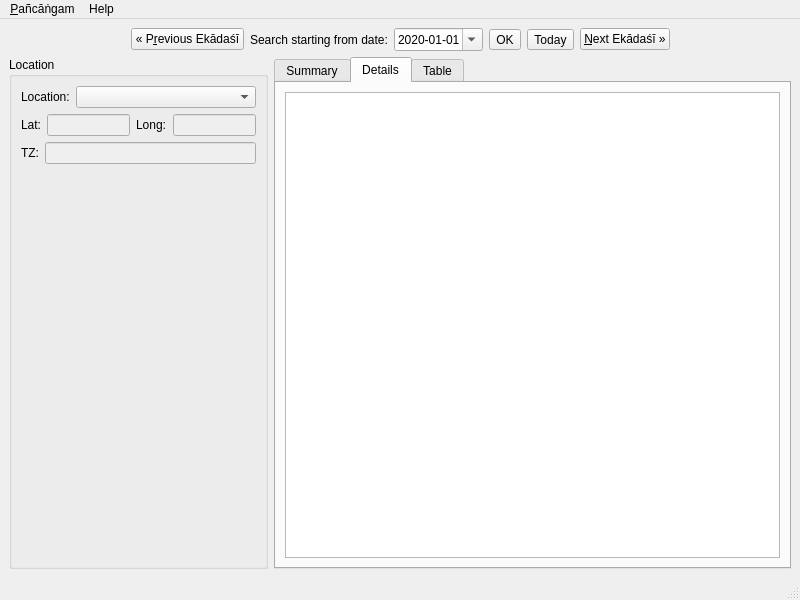
Qt form gui-qt/mainwindow.ui (ashutosh108/vaishnavam-panchangam) before a commit.
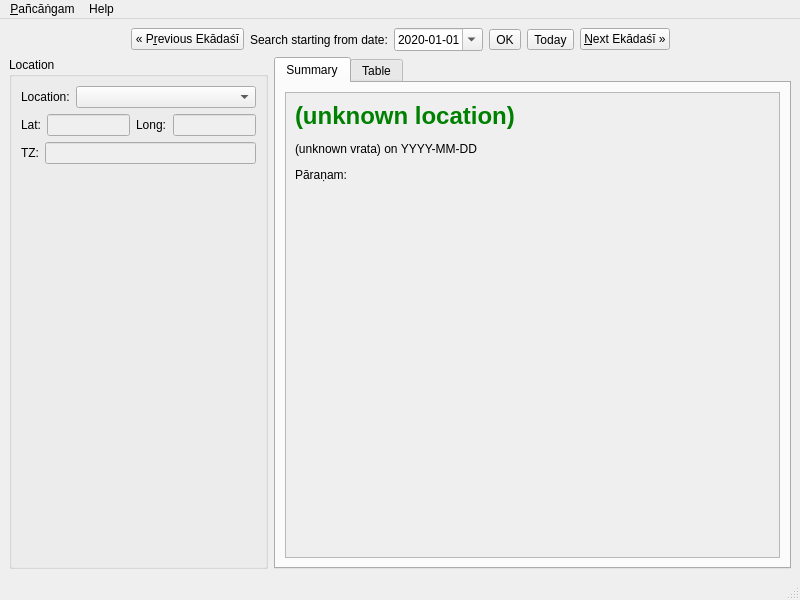
The same form after that commit. The open tabs and pages were chosen to show the change. Custom widgets are drawn as their Qt base class.

Commit message: move calculation details from a separate tab into expandable "details" link in Summary

The edit to the form file:
```diff
--- a/gui-qt/mainwindow.ui
+++ b/gui-qt/mainwindow.ui
@@ -305,23 +305,6 @@
           </item>
          </layout>
         </widget>
-        <widget class="QWidget" name="tab_detail">
-         <attribute name="title">
-          <string>Details</string>
-         </attribute>
-         <layout class="QVBoxLayout" name="verticalLayout_2">
-          <item>
-           <widget class="QTextBrowser" name="calcResult">
-            <property name="sizePolicy">
-             <sizepolicy hsizetype="Expanding" vsizetype="Expanding">
-              <horstretch>0</horstretch>
-              <verstretch>0</verstretch>
-             </sizepolicy>
-            </property>
-           </widget>
-          </item>
-         </layout>
-        </widget>
         <widget class="QWidget" name="tab_table">
          <attribute name="title">
           <string>Table</string>
```
The commit also changes 3 other files.
